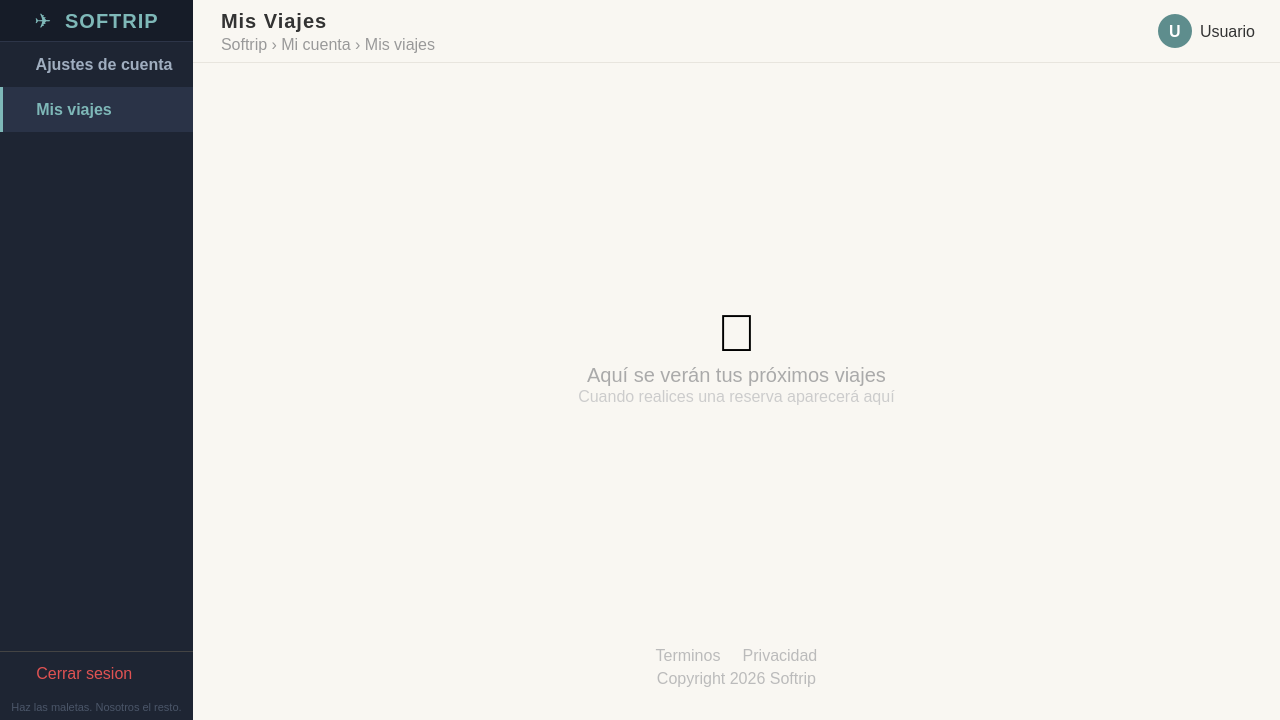
laraanton/InSo, file src/vista/ui/vistaMisViajes.ui: the form before one commit.
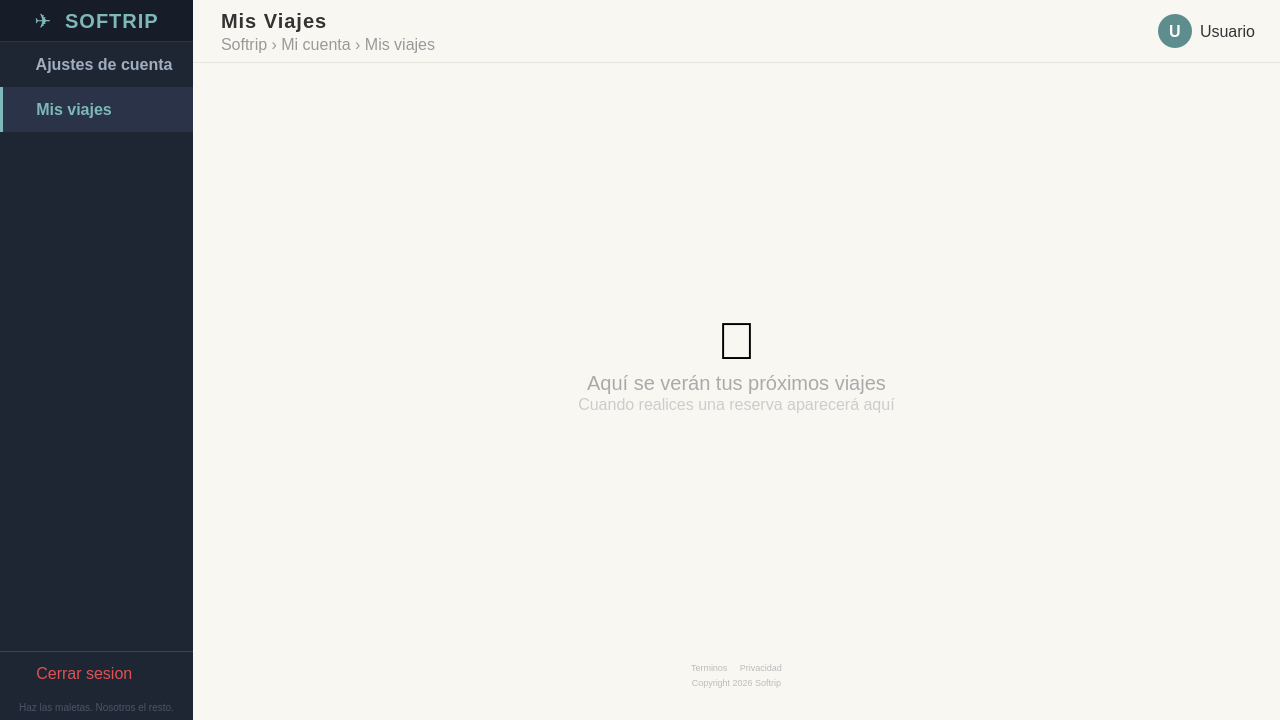
The form after the commit.

Commit message: Decrease font size for sidebar footer and footer links

```diff
--- a/src/vista/ui/vistaMisViajes.ui
+++ b/src/vista/ui/vistaMisViajes.ui
@@ -36,7 +36,7 @@
     font-size: 16px; color: #e05252; margin-top: 4px;
 }
 QPushButton#btnLogout:hover { background-color: #3a2020; color: #ff7070; border-left: 3px solid #ff7070; }
-QLabel#sidebarFooter { font-size: 11px; color: #4a5568; padding: 6px 10px; background-color: transparent; }
+QLabel#sidebarFooter { font-size: 10px; color: #4a5568; padding: 6px 10px; background-color: transparent; }
 QFrame#topbarFrame { background-color: #f9f7f2; border-bottom: 1px solid #e8e5de; }
 QLabel#pageTitle { font-size: 20px; font-weight: bold; color: #333333; letter-spacing: 1px; }
 QLabel#pageBreadcrumb { font-size: 16px; color: #999999; }
@@ -47,7 +47,7 @@
 QLabel#userNameLabel { font-size: 16px; color: #333333; }
 QLabel#placeholderLabel { font-size: 20px; color: #aaaaaa; }
 QLabel#placeholderSub { font-size: 16px; color: #cccccc; }
-QLabel#footerLinks, QLabel#footerCopy { font-size: 16px; color: #bbbbbb; }
+QLabel#footerLinks, QLabel#footerCopy { font-size: 9px; color: #bbbbbb; }
    </string>
   </property>
 
```
